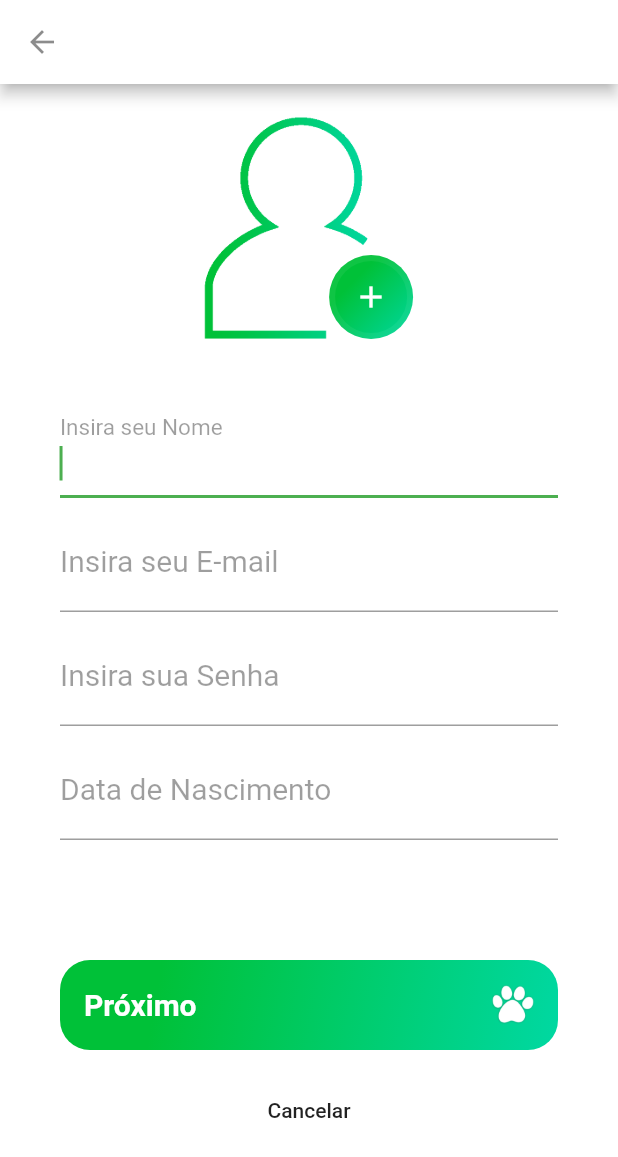
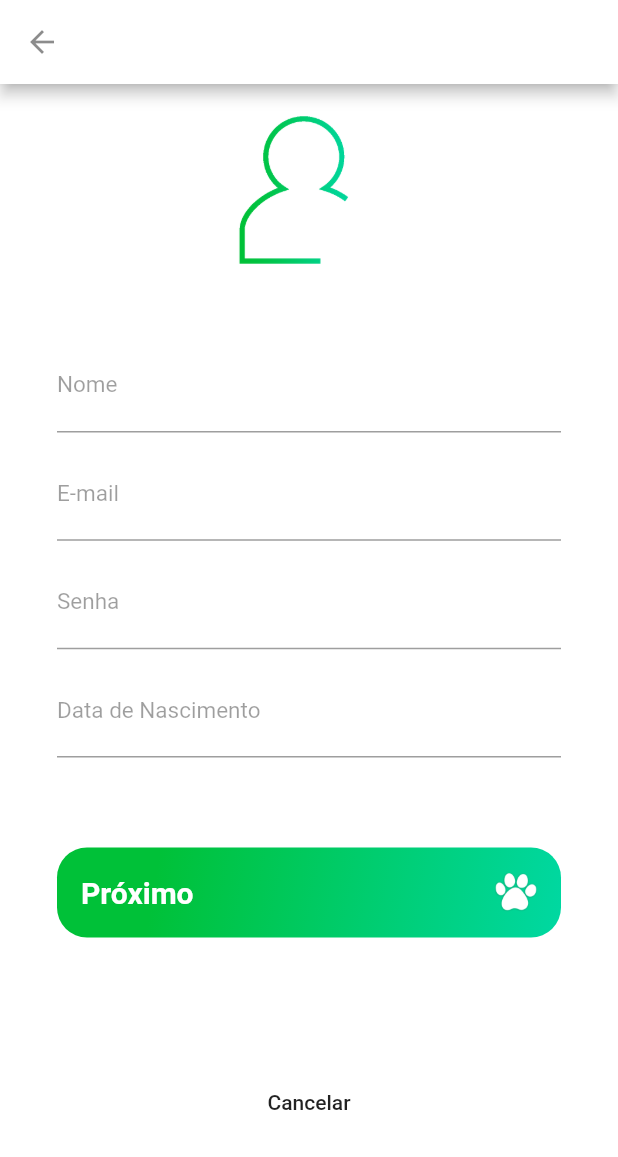
Before and after one commit to vitordata/seekpet, a Flutter app: the screen it shows after launch, after a tap on "Cadastre-se", on a phone screen of 412 x 824 dp. Shown: the top 1157 px of the screen. Run offline on Flutter 3.47's test engine with Material 2 defaults, Android fonts, the phone set to English and light mode, and no system bars.

Commit message:
Correção de bugs

```diff
--- a/lib/Paginas/cadastro.page.dart
+++ b/lib/Paginas/cadastro.page.dart
@@ -2,13 +2,14 @@ import 'package:flutter/material.dart';
 import 'package:flutter/services.dart';
 import 'package:seekpet_app/Paginas/cadastro2.page.dart';
 
-// Página 1 de cadastro
+// Página de login
 
 class CadastroPage extends StatelessWidget {
   @override
   Widget build(BuildContext context) {
     return Scaffold(
       appBar: AppBar(
+        // appBar do botão voltar
         backgroundColor: Colors.white,
         leading: IconButton(
           icon: Icon(Icons.arrow_back),
@@ -17,125 +18,50 @@ class CadastroPage extends StatelessWidget {
         ),
       ),
       body: Container(
-        padding: EdgeInsets.only(
+        color: Colors.white,
+        width: double.maxFinite,
+        height: double.maxFinite,
+        child: Stack(
+          children: <Widget>[
+            Positioned(
+              // permite definir margens nos 4 cantos da tela
               top: 20,
-          left: 40,
-          right: 40,
-        ),
+              child: Container(
+                padding: EdgeInsets.symmetric(vertical: 0, horizontal: 38),
+                width: MediaQuery.of(context).size.width,
+                height: MediaQuery.of(context).size.height,
+                decoration: BoxDecoration(
                   color: Colors.white,
-        child: ListView(
-          children: <Widget>[
-            Container(
-              // Container para o usuário adicionar foto de perfil
-              width: 150,
-              height: 150,
-              alignment: Alignment(0.3, 1),
-              decoration: new BoxDecoration(
-                  image: new DecorationImage(
-                // imagem fica na frente do container
-                image: AssetImage("assets/useraddphoto.png"), // imagem usuário
-                fit: BoxFit.fitHeight,
-              )),
-              child: Container(
-                // container com o ícone "add"
-                height: 56,
-                width: 56,
-                alignment: Alignment.center,
-                decoration: BoxDecoration(
-                  gradient: LinearGradient(
-                    begin: Alignment.topLeft,
-                    end: Alignment.bottomRight,
-                    stops: [0.3, 1.0],
-                    colors: [
-                      // cores degradê do ícone
-                      Color(0xFFF00c138),
-                      Color(0XFFF00d8a2),
-                    ],
-                  ),
-                  border: Border.all(
-                    width: 4.0,
-                    color: const Color(0xFFFFFFF), // borda branca
-                  ),
-                  borderRadius: BorderRadius.all(
-                    // efeito de borda redonda (raio)
-                    Radius.circular(56),
+                  borderRadius: BorderRadius.only(
+                    topLeft: Radius.circular(0),
+                    topRight: Radius.circular(0),
                   ),
                 ),
-                child: SizedBox(
-                  child: FlatButton(
-                    padding: EdgeInsets.all(
-                        0), // alinha o icone "+" no centro do container
-                    // botão para add
-                    child: Icon(
-                      (Icons.add),
-                      color: Colors.white,
+                child: Column(
+                  children: <Widget>[
+                    SizedBox(
+                      // tamanho da imagem
+                      width: 100,
+                      height: 100,
+                      child: Image.asset("assets/useraddphoto.png"),
                     ),
-                    onPressed: () {},
-                  ),
-                ),
-              ),
-            ),
-            //   SizedBox(
-            //    width: 128,
-            //     height: 128,
-            //     child: Image.asset(
-            //      "assets/logo.png"), // local onde está localizada a logo
-            //   ),
                     SizedBox(
-              height: 40,
-            ),
-            TextFormField(
-              autofocus:
-                  true, // permite o teclado iniciar automaticamente após acessar a página
-              keyboardType: TextInputType.text,
-              decoration: InputDecoration(
-                labelText: "Insira seu Nome",
-                labelStyle: TextStyle(
-                  color: Colors.black38, // cor da label "Nome"
-                  fontWeight: FontWeight.w400,
-                  fontSize: 20,
-                ),
-              ),
-              style: TextStyle(
-                // tamanho da fonte
-                fontSize: 20,
-                color: Colors.black45,
-              ),
+                      height: 30,
                     ),
                     SizedBox(
                       height: 10,
                     ),
-            TextFormField(
-              // autofocus: true, // permite o teclado iniciar automaticamente após acessar a página
-              keyboardType:
-                  TextInputType.emailAddress, // aparece o @ no teclado
-              decoration: InputDecoration(
-                labelText: "Insira seu E-mail",
-                labelStyle: TextStyle(
-                  color: Colors.black38, // cor da label "E-mail"
-                  fontWeight: FontWeight.w400,
-                  fontSize: 20,
-                ),
-              ),
-              style: TextStyle(
-                // tamanho da fonte
-                fontSize: 20,
-                color: Colors.black45,
-              ),
-            ),
                     SizedBox(
-              // campo para inserir a senha
                       height: 10,
                     ),
-            TextFormField(
+                    TextField(
                       keyboardType: TextInputType.text,
-              obscureText: true,
                       decoration: InputDecoration(
-                labelText: "Insira sua Senha",
+                        labelText: 'Nome',
                         labelStyle: TextStyle(
                           color: Colors.black38,
                           fontWeight: FontWeight.w400,
-                  fontSize: 20,
+                          fontSize: 15,
                         ),
                       ),
                       style: TextStyle(
@@ -144,18 +70,16 @@ class CadastroPage extends StatelessWidget {
                       ),
                     ),
                     SizedBox(
-              // campo para data de nascimento
                       height: 10,
                     ),
-            TextFormField(
-              keyboardType: TextInputType.text,
-              // obscureText: true,
+                    TextField(
+                      keyboardType: TextInputType.emailAddress,
                       decoration: InputDecoration(
-                labelText: "Data de Nascimento",
+                        labelText: 'E-mail',
                         labelStyle: TextStyle(
                           color: Colors.black38,
                           fontWeight: FontWeight.w400,
-                  fontSize: 20,
+                          fontSize: 15,
                         ),
                       ),
                       style: TextStyle(
@@ -164,35 +88,67 @@ class CadastroPage extends StatelessWidget {
                       ),
                     ),
                     SizedBox(
-              height: 80,
+                      height: 10,
+                    ),
+                    TextField(
+                      keyboardType: TextInputType.text,
+                      obscureText: true,
+                      decoration: InputDecoration(
+                        labelText: 'Senha',
+                        labelStyle: TextStyle(
+                          color: Colors.black38,
+                          fontWeight: FontWeight.w400,
+                          fontSize: 15,
+                        ),
+                      ),
+                      style: TextStyle(
+                        fontSize: 20,
+                        color: Colors.black45,
+                      ),
+                    ),
+                    SizedBox(
+                      height: 10,
+                    ),
+                    TextField(
+                      keyboardType: TextInputType.number,
+                      decoration: InputDecoration(
+                        labelText: 'Data de Nascimento',
+                        labelStyle: TextStyle(
+                          color: Colors.black38,
+                          fontWeight: FontWeight.w400,
+                          fontSize: 15,
+                        ),
+                      ),
+                      style: TextStyle(
+                        fontSize: 20,
+                        color: Colors.black45,
+                      ),
+                    ),
+                    SizedBox(
+                      height: 60,
                     ),
                     Container(
                       height: 60,
-              alignment: Alignment.centerLeft,
+                      width: double.maxFinite,
                       decoration: BoxDecoration(
                         gradient: LinearGradient(
                           begin: Alignment.topLeft,
                           end: Alignment.bottomRight,
                           stops: [0.2, 1],
                           colors: [
-                    // cores degradê do botão "Próximo"
                             Color(0xFFF00c138),
                             Color(0XFFF00d8a2),
                           ],
                         ),
                         borderRadius: BorderRadius.all(
-                  // borda do botão "Próximo"
                           Radius.circular(20),
                         ),
                       ),
-              child: SizedBox.expand(
-                // pega todo conteúdo do container
+                      child: SizedBox(
                         child: FlatButton(
                           child: Row(
-                    mainAxisAlignment: MainAxisAlignment
-                        .spaceBetween, // preenche os espaços vazios dentro do container (botão "Próximo")
+                            mainAxisAlignment: MainAxisAlignment.spaceBetween,
                             children: <Widget>[
-                      // texto no botão
                               Text(
                                 "Próximo",
                                 style: TextStyle(
@@ -200,10 +156,8 @@ class CadastroPage extends StatelessWidget {
                                   color: Colors.white,
                                   fontSize: 20,
                                 ),
-                        textAlign: TextAlign.left,
                               ),
                               Container(
-                        // imagem no botão "Próximo"
                                 child: Image.asset("assets/pata.png"),
                                 height: 28,
                                 width: 28,
@@ -216,7 +170,7 @@ class CadastroPage extends StatelessWidget {
                               MaterialPageRoute(
                                 builder: (context) => CadastroSeguinte(),
                               ),
-                    )
+                            ),
                           },
                         ),
                       ),
@@ -226,7 +180,7 @@ class CadastroPage extends StatelessWidget {
                       height: 20,
                     ),
                     Container(
-              height: 40,
+                      height: 180,
                       alignment: Alignment.center,
                       child: FlatButton(
                         child: Text(
@@ -239,6 +193,10 @@ class CadastroPage extends StatelessWidget {
                   ],
                 ),
               ),
+            ),
+          ],
+        ),
+      ),
     );
   }
 }
--- a/lib/Paginas/cadastro2.page.dart
+++ b/lib/Paginas/cadastro2.page.dart
@@ -34,19 +34,19 @@ class CadastroSeguinte extends StatelessWidget {
               height: 40,
             ),
             TextFormField(
-              autofocus: true,
+              // autofocus: true,
               keyboardType: TextInputType.number,
               decoration: InputDecoration(
                 labelText: "CEP",
                 labelStyle: TextStyle(
                   color: Colors.black38, // cor da label "CEP"
                   fontWeight: FontWeight.w400,
-                  fontSize: 20,
+                  fontSize: 15,
                 ),
               ),
               style: TextStyle(
                 // tamanho da fonte
-                fontSize: 20,
+                fontSize: 15,
                 color: Colors.black45,
               ),
             ),
@@ -61,7 +61,7 @@ class CadastroSeguinte extends StatelessWidget {
                 labelStyle: TextStyle(
                   color: Colors.black38,
                   fontWeight: FontWeight.w400,
-                  fontSize: 20,
+                  fontSize: 15,
                 ),
               ),
               style: TextStyle(
@@ -122,10 +122,10 @@ class CadastroSeguinte extends StatelessWidget {
             ),
             SizedBox(
               // ínicio da função "cancelar"
-              height: 20,
+              height: 190,
             ),
             Container(
-              height: 40,
+              height: 90,
               alignment: Alignment.center,
               child: FlatButton(
                 child: Text(
--- a/lib/Paginas/login.page.dart
+++ b/lib/Paginas/login.page.dart
@@ -19,7 +19,7 @@ class LoginPage extends StatelessWidget {
               // permite definir margens nos 4 cantos da tela
               top: 70,
               child: Container(
-                padding: EdgeInsets.symmetric(vertical: 50, horizontal: 28),
+                padding: EdgeInsets.symmetric(vertical: 00, horizontal: 38),
                 width: MediaQuery.of(context).size.width,
                 height: MediaQuery.of(context).size.height,
                 decoration: BoxDecoration(
@@ -35,7 +35,7 @@ class LoginPage extends StatelessWidget {
                       // tamanho da imagem
                       width: 150,
                       height: 150,
-                      child: Image.asset("assets/resetpassword.png"),
+                      child: Image.asset("assets/casa.png"),
                     ),
                     SizedBox(
                       height: 50,
@@ -169,7 +169,8 @@ class LoginPage extends StatelessWidget {
                           child: SizedBox(
                             child: FlatButton(
                               child: Row(
-                                mainAxisAlignment: MainAxisAlignment.center,
+                                mainAxisAlignment:
+                                    MainAxisAlignment.spaceAround,
                                 children: <Widget>[
                                   Text(
                                     "Facebook",
@@ -207,7 +208,8 @@ class LoginPage extends StatelessWidget {
                           child: SizedBox(
                             child: FlatButton(
                               child: Row(
-                                mainAxisAlignment: MainAxisAlignment.center,
+                                mainAxisAlignment:
+                                    MainAxisAlignment.spaceAround,
                                 children: <Widget>[
                                   Text(
                                     "Gmail",
@@ -230,6 +232,9 @@ class LoginPage extends StatelessWidget {
                         ),
                       ],
                     ),
+                    SizedBox(
+                      height: 90,
+                    ),
                     Container(
                       // botão cadastre-se
                       child: FlatButton(
@@ -243,7 +248,7 @@ class LoginPage extends StatelessWidget {
                             MaterialPageRoute(
                               builder: (context) => CadastroPage(),
                             ),
-                          )
+                          ),
                         },
                       ),
                     ),
--- a/pubspec.yaml
+++ b/pubspec.yaml
@@ -81,3 +81,4 @@ flutter:
       - assets/resetpassword.png
       - assets/useraddphoto.png
       - assets/casa.png
+      - assets/surface.png
```
Lines whose indentation alone changed are shown as unchanged.
